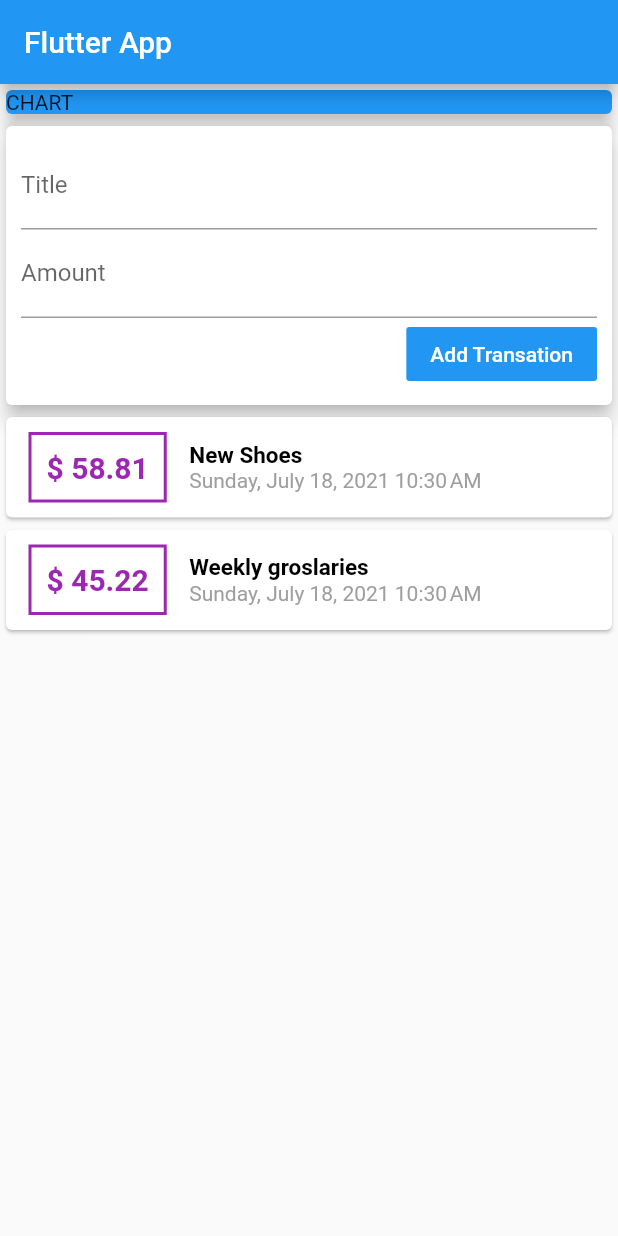
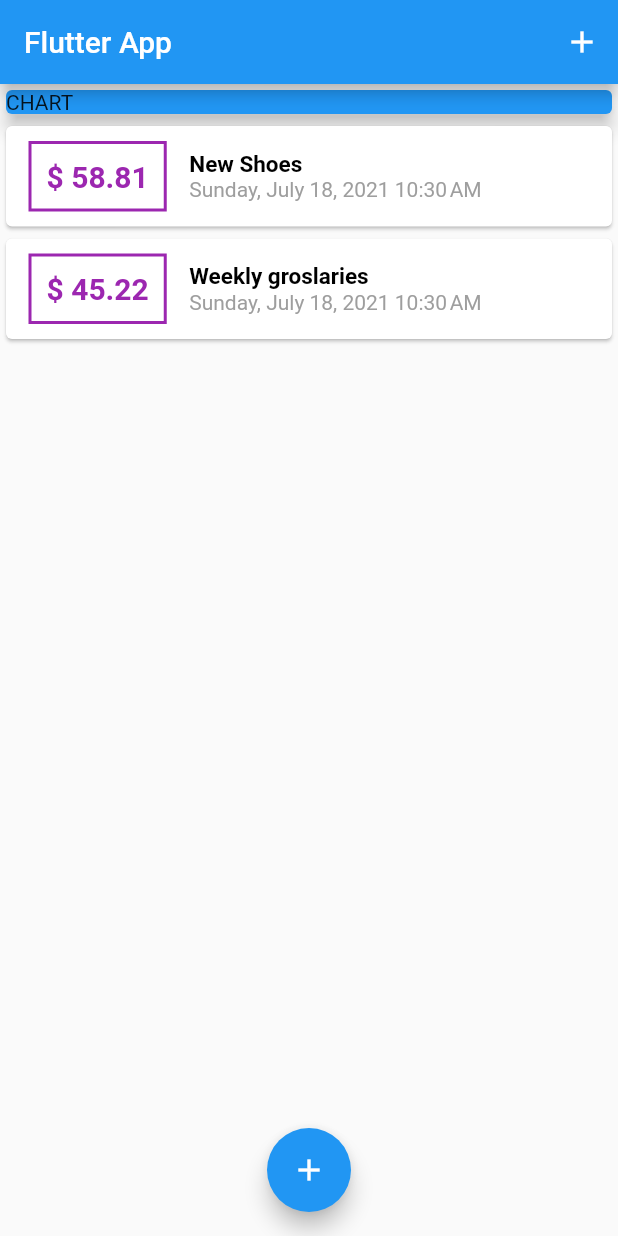
Before and after one commit to shubham0809200/expence, a Flutter app: the screen it shows after launch, on a phone screen of 412 x 824 dp. Run offline on Flutter 3.47's test engine with Material 2 defaults, Android fonts, the phone set to English and light mode, and no system bars.

Commit message:
added button  to mkae new inputs and working fine

```diff
--- a/lib/main.dart
+++ b/lib/main.dart
@@ -1,4 +1,8 @@
-import './widgets/user_transaction.dart';
+import 'package:flutter/gestures.dart';
+
+import './widgets/transaction_list.dart';
+import './models/transaction.dart';
+import './widgets/new_transaction.dart';
 import 'package:flutter/material.dart';
 
 void main() {
@@ -15,15 +19,60 @@
   }
 }
 
-class MyHomePage extends StatelessWidget {
-  final titleController = TextEditingController();
-  final amountController = TextEditingController();
+class MyHomePage extends StatefulWidget {
+  @override
+  _MyHomePageState createState() => _MyHomePageState();
+}
+
+class _MyHomePageState extends State<MyHomePage> {
+  final List<Transaction> _userTransaction = [
+    Transaction(
+        id: 't1', title: 'New Shoes', amount: 58.81, date: DateTime.now()),
+    Transaction(
+      id: 't2',
+      title: 'Weekly groslaries',
+      amount: 45.22,
+      date: DateTime.now(),
+    )
+  ];
+
+  void _addNewTransaction(String xtTitle, double txAmount) {
+    final newTx = Transaction(
+      id: DateTime.now().toString(),
+      title: xtTitle,
+      amount: txAmount,
+      date: DateTime.now(),
+    );
+
+    setState(() {
+      _userTransaction.add(newTx);
+    });
+  }
+
+  void _startAddNewTransaction(BuildContext ctx) {
+    showModalBottomSheet(
+      context: ctx,
+      builder: (_) {
+        return GestureDetector(
+          onTap: () {},
+          child: NewTransaction(_addNewTransaction),
+          behavior: HitTestBehavior.opaque,
+        );
+      },
+    );
+  }
 
   @override
   Widget build(BuildContext context) {
     return Scaffold(
       appBar: AppBar(
         title: Text('Flutter App'),
+        actions: <Widget>[
+          IconButton(
+            onPressed: () => _startAddNewTransaction(context),
+            icon: Icon(Icons.add),
+          )
+        ],
       ),
       body: SingleChildScrollView(
         child: Column(
@@ -38,9 +87,14 @@
                 elevation: 5,
               ),
             ),
-            UserTransaction()
+            TransactionList(_userTransaction),
           ],
         ),
+      ),
+      floatingActionButtonLocation: FloatingActionButtonLocation.centerFloat,
+      floatingActionButton: FloatingActionButton(
+        child: Icon(Icons.add),
+        onPressed: () => _startAddNewTransaction(context),
       ),
     );
   }
--- a/lib/widgets/new_transaction.dart
+++ b/lib/widgets/new_transaction.dart
@@ -1,12 +1,19 @@
 import 'package:flutter/material.dart';
 import 'package:flutter/rendering.dart';
 
-class NewTransaction extends StatelessWidget {
+class NewTransaction extends StatefulWidget {
   final Function addTx;
-  final titleController = TextEditingController();
-  final amountController = TextEditingController();
 
   NewTransaction(this.addTx);
+
+  @override
+  _NewTransactionState createState() => _NewTransactionState();
+}
+
+class _NewTransactionState extends State<NewTransaction> {
+  final titleController = TextEditingController();
+
+  final amountController = TextEditingController();
 
   void submitData() {
     final enteredTitle = titleController.text;
@@ -17,10 +24,12 @@
     if (enteredTitle.isEmpty || enteredAmount <= 0) {
       return;
     }
-    addTx(
+    widget.addTx(
       enteredTitle,
       enteredAmount,
     );
+
+    Navigator.of(context).pop();
   }
 
   @override
--- a/lib/widgets/user_transaction.dart
+++ /dev/null
@@ -1,46 +0,0 @@
-import '../models/transaction.dart';
-
-import './new_transaction.dart';
-import './transaction_list.dart';
-import 'package:flutter/material.dart';
-
-class UserTransaction extends StatefulWidget {
-  @override
-  _UserTransactionState createState() => _UserTransactionState();
-}
-
-class _UserTransactionState extends State<UserTransaction> {
-  final List<Transaction> _userTransaction = [
-    Transaction(
-        id: 't1', title: 'New Shoes', amount: 58.81, date: DateTime.now()),
-    Transaction(
-      id: 't2',
-      title: 'Weekly groslaries',
-      amount: 45.22,
-      date: DateTime.now(),
-    )
-  ];
-
-  void _addNewTransaction(String xtTitle, double txAmount) {
-    final newTx = Transaction(
-      id: DateTime.now().toString(),
-      title: xtTitle,
-      amount: txAmount,
-      date: DateTime.now(),
-    );
-
-    setState(() {
-      _userTransaction.add(newTx);
-    });
-  }
-
-  @override
-  Widget build(BuildContext context) {
-    return Column(
-      children: <Widget>[
-        NewTransaction(_addNewTransaction),
-        TransactionList(_userTransaction),
-      ],
-    );
-  }
-}
```
